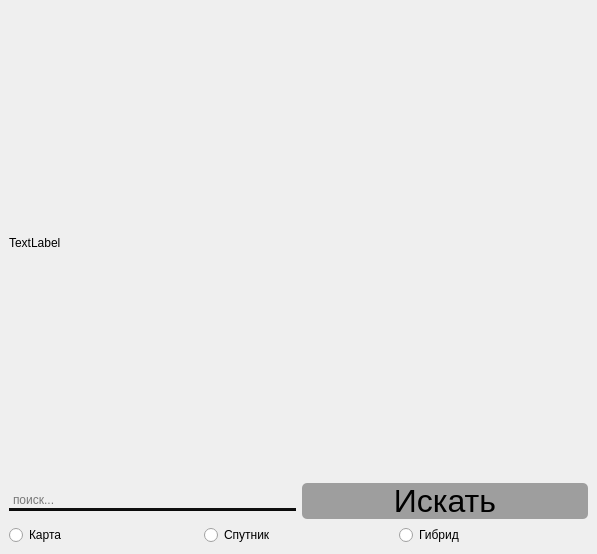
Qt form ui_files/main_ui.ui (niotu/MapsApp) before a commit.
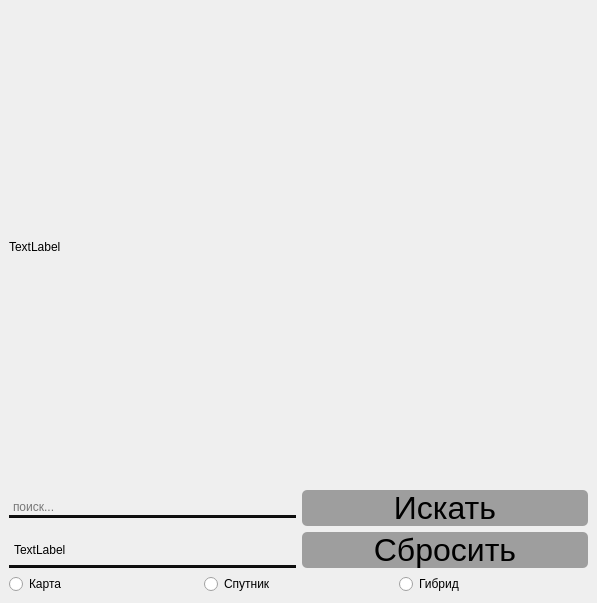
The same form after that commit.

Commit message: added address field; reset button for tasks 7, 8

Diff of the .ui file:
```diff
--- a/ui_files/main_ui.ui
+++ b/ui_files/main_ui.ui
@@ -7,15 +7,15 @@
     <x>0</x>
     <y>0</y>
     <width>597</width>
-    <height>554</height>
+                <height>603</height>
    </rect>
   </property>
   <property name="windowTitle">
    <string>MainWindow</string>
   </property>
   <widget class="QWidget" name="centralwidget">
-   <layout class="QVBoxLayout" name="verticalLayout_2">
-    <item>
+            <layout class="QGridLayout" name="gridLayout_2">
+                <item row="0" column="0">
      <layout class="QGridLayout" name="gridLayout">
       <item row="1" column="0">
        <layout class="QHBoxLayout" name="horizontalLayout_3">
@@ -62,6 +62,43 @@
        </layout>
       </item>
       <item row="2" column="0">
+                            <layout class="QHBoxLayout" name="horizontalLayout">
+                                <item>
+                                    <widget class="QLabel" name="adress_label">
+                                        <property name="styleSheet">
+                                            <string notr="true">border: 2px solid transparent;
+                                                border-bottom: 3px ridge #0A0A0A;
+                                                background: transparent;
+                                            </string>
+                                        </property>
+                                        <property name="text">
+                                            <string>TextLabel</string>
+                                        </property>
+                                    </widget>
+                                </item>
+                                <item>
+                                    <widget class="QPushButton" name="reset_button">
+                                        <property name="styleSheet">
+                                            <string notr="true">background: #9E9E9E;
+                                                border-radius: 5px;
+                                                position: absolute;
+                                                font-family: &quot;Inter&quot;;
+                                                font-style: normal;
+                                                font-weight: 400;
+                                                font-size: 32px;
+                                                line-height: 39px;
+                                                text-align: center;
+                                                color: #000000;
+                                            </string>
+                                        </property>
+                                        <property name="text">
+                                            <string>Сбросить</string>
+                                        </property>
+                                    </widget>
+                                </item>
+                            </layout>
+                        </item>
+                        <item row="3" column="0">
        <layout class="QVBoxLayout" name="verticalLayout">
         <item>
          <layout class="QHBoxLayout" name="horizontalLayout_2">
```
Left out of the diff: 50 changed lines with no effect on the pictures. Lines whose indentation alone changed are shown as unchanged. The commit also changes 3 other files.
